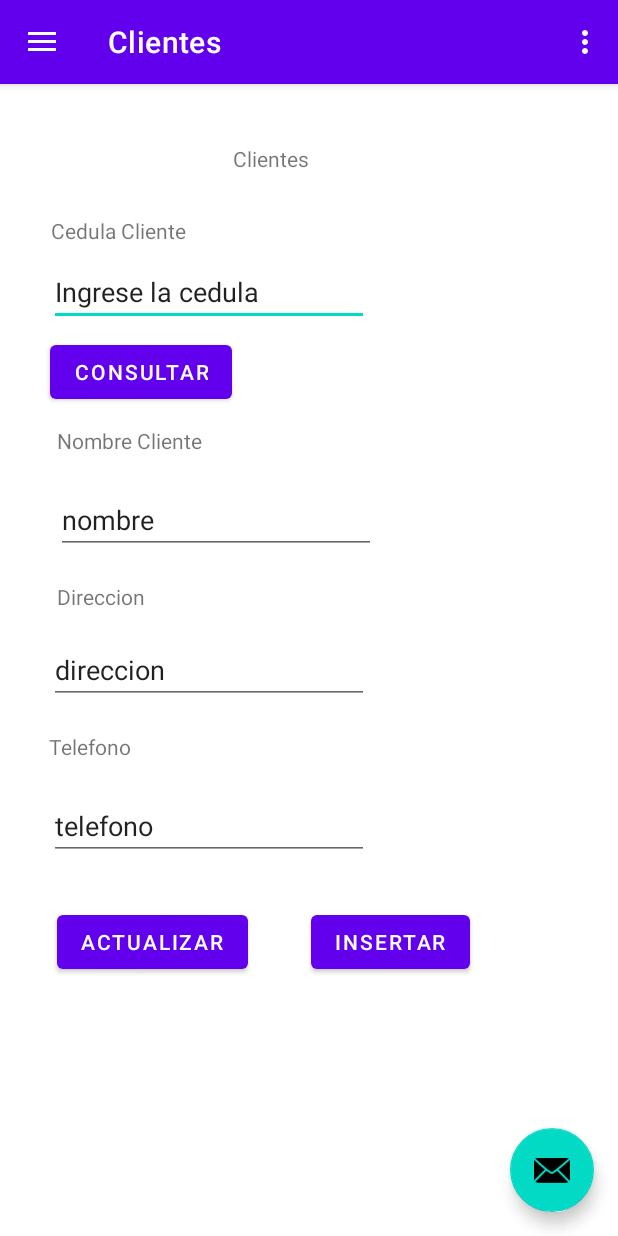
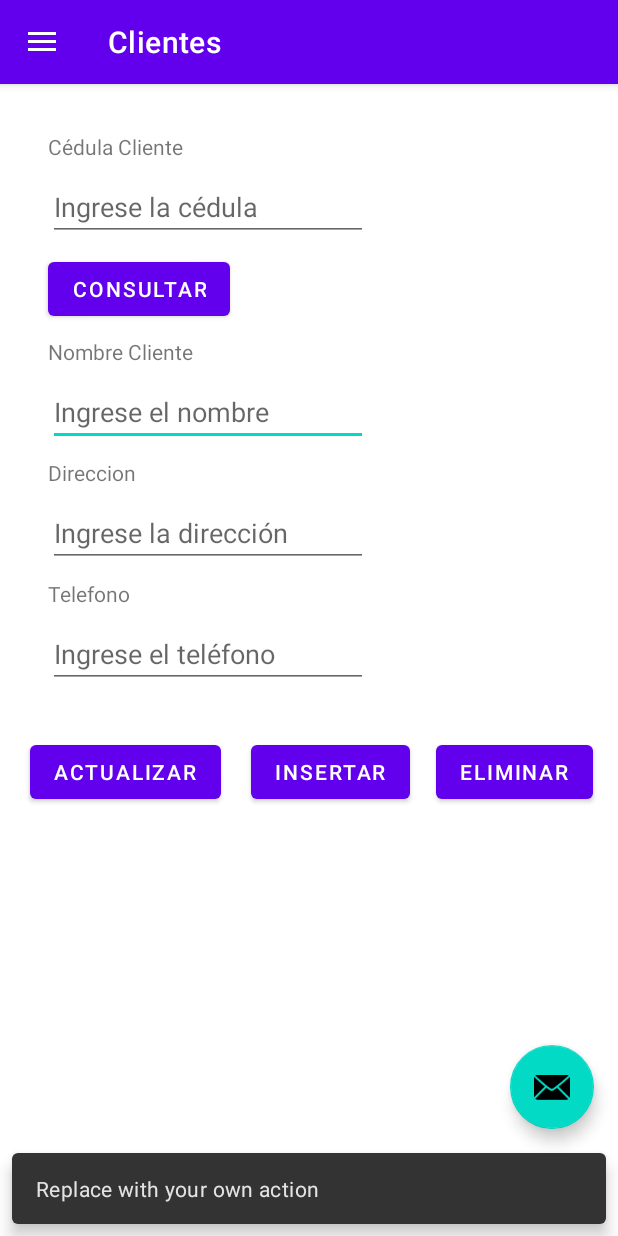
Before and after one commit to YesidCadavid421/FacFerreteria, an Android app: the screen it shows after launch (MainActivity), in the side drawer, after a tap on "Clientes", on a phone screen of 412 x 824 dp. Run offline under Robolectric (Android 15) with nearby library versions, the phone set to English and light mode, and no system bars; our stand-ins replace navigation-ui.

Commit message:
Ajustes de clientes en logica y creacion de iconos para el menu

```diff
--- /dev/null
+++ b/app/src/main/res/drawable/ic_category.xml
@@ -0,0 +1,10 @@
+<vector xmlns:android="http://schemas.android.com/apk/res/android"
+    android:width="24dp"
+    android:height="24dp"
+    android:viewportWidth="960"
+    android:viewportHeight="960"
+    android:tint="?attr/colorControlNormal">
+  <path
+      android:fillColor="@android:color/white"
+      android:pathData="M260,440L480,80L700,440L260,440ZM700,880Q625,880 572.5,827.5Q520,775 520,700Q520,625 572.5,572.5Q625,520 700,520Q775,520 827.5,572.5Q880,625 880,700Q880,775 827.5,827.5Q775,880 700,880ZM120,860L120,540L440,540L440,860L120,860ZM700,800Q742,800 771,771Q800,742 800,700Q800,658 771,629Q742,600 700,600Q658,600 629,629Q600,658 600,700Q600,742 629,771Q658,800 700,800ZM200,780L360,780L360,620L200,620L200,780ZM402,360L558,360L480,234L402,360ZM480,360L480,360L480,360L480,360ZM360,620L360,620L360,620L360,620L360,620ZM700,700Q700,700 700,700Q700,700 700,700Q700,700 700,700Q700,700 700,700Q700,700 700,700Q700,700 700,700Q700,700 700,700Q700,700 700,700Z"/>
+</vector>
--- /dev/null
+++ b/app/src/main/res/drawable/ic_group.xml
@@ -0,0 +1,10 @@
+<vector xmlns:android="http://schemas.android.com/apk/res/android"
+    android:width="24dp"
+    android:height="24dp"
+    android:viewportWidth="960"
+    android:viewportHeight="960"
+    android:tint="?attr/colorControlNormal">
+  <path
+      android:fillColor="@android:color/white"
+      android:pathData="M40,800L40,688Q40,654 57.5,625.5Q75,597 104,582Q166,551 230,535.5Q294,520 360,520Q426,520 490,535.5Q554,551 616,582Q645,597 662.5,625.5Q680,654 680,688L680,800L40,800ZM760,800L760,680Q760,636 735.5,595.5Q711,555 666,526Q717,532 762,546.5Q807,561 846,582Q882,602 901,626.5Q920,651 920,680L920,800L760,800ZM360,480Q294,480 247,433Q200,386 200,320Q200,254 247,207Q294,160 360,160Q426,160 473,207Q520,254 520,320Q520,386 473,433Q426,480 360,480ZM760,320Q760,386 713,433Q666,480 600,480Q589,480 572,477.5Q555,475 544,472Q571,440 585.5,401Q600,362 600,320Q600,278 585.5,239Q571,200 544,168Q558,163 572,161.5Q586,160 600,160Q666,160 713,207Q760,254 760,320ZM120,720L600,720L600,688Q600,677 594.5,668Q589,659 580,654Q526,627 471,613.5Q416,600 360,600Q304,600 249,613.5Q194,627 140,654Q131,659 125.5,668Q120,677 120,688L120,720ZM360,400Q393,400 416.5,376.5Q440,353 440,320Q440,287 416.5,263.5Q393,240 360,240Q327,240 303.5,263.5Q280,287 280,320Q280,353 303.5,376.5Q327,400 360,400ZM360,720L360,720L360,720Q360,720 360,720Q360,720 360,720Q360,720 360,720Q360,720 360,720Q360,720 360,720Q360,720 360,720Q360,720 360,720Q360,720 360,720L360,720ZM360,320Q360,320 360,320Q360,320 360,320Q360,320 360,320Q360,320 360,320Q360,320 360,320Q360,320 360,320Q360,320 360,320Q360,320 360,320Z"/>
+</vector>
--- /dev/null
+++ b/app/src/main/res/drawable/ic_home.xml
@@ -0,0 +1,10 @@
+<vector xmlns:android="http://schemas.android.com/apk/res/android"
+    android:width="24dp"
+    android:height="24dp"
+    android:viewportWidth="960"
+    android:viewportHeight="960"
+    android:tint="?attr/colorControlNormal">
+  <path
+      android:fillColor="@android:color/white"
+      android:pathData="M240,760L360,760L360,520L600,520L600,760L720,760L720,400L480,220L240,400L240,760ZM160,840L160,360L480,120L800,360L800,840L520,840L520,600L440,600L440,840L160,840ZM480,490L480,490L480,490L480,490L480,490L480,490L480,490L480,490L480,490L480,490Z"/>
+</vector>
--- /dev/null
+++ b/app/src/main/res/drawable/ic_list_alt.xml
@@ -0,0 +1,11 @@
+<vector xmlns:android="http://schemas.android.com/apk/res/android"
+    android:width="24dp"
+    android:height="24dp"
+    android:viewportWidth="960"
+    android:viewportHeight="960"
+    android:tint="?attr/colorControlNormal"
+    android:autoMirrored="true">
+  <path
+      android:fillColor="@android:color/white"
+      android:pathData="M320,680Q337,680 348.5,668.5Q360,657 360,640Q360,623 348.5,611.5Q337,600 320,600Q303,600 291.5,611.5Q280,623 280,640Q280,657 291.5,668.5Q303,680 320,680ZM320,520Q337,520 348.5,508.5Q360,497 360,480Q360,463 348.5,451.5Q337,440 320,440Q303,440 291.5,451.5Q280,463 280,480Q280,497 291.5,508.5Q303,520 320,520ZM320,360Q337,360 348.5,348.5Q360,337 360,320Q360,303 348.5,291.5Q337,280 320,280Q303,280 291.5,291.5Q280,303 280,320Q280,337 291.5,348.5Q303,360 320,360ZM440,680L680,680L680,600L440,600L440,680ZM440,520L680,520L680,440L440,440L440,520ZM440,360L680,360L680,280L440,280L440,360ZM200,840Q167,840 143.5,816.5Q120,793 120,760L120,200Q120,167 143.5,143.5Q167,120 200,120L760,120Q793,120 816.5,143.5Q840,167 840,200L840,760Q840,793 816.5,816.5Q793,840 760,840L200,840ZM200,760L760,760Q760,760 760,760Q760,760 760,760L760,200Q760,200 760,200Q760,200 760,200L200,200Q200,200 200,200Q200,200 200,200L200,760Q200,760 200,760Q200,760 200,760ZM200,200L200,200Q200,200 200,200Q200,200 200,200L200,760Q200,760 200,760Q200,760 200,760L200,760Q200,760 200,760Q200,760 200,760L200,200Q200,200 200,200Q200,200 200,200Z"/>
+</vector>
--- /dev/null
+++ b/app/src/main/res/drawable/ic_receipt_long.xml
@@ -0,0 +1,10 @@
+<vector xmlns:android="http://schemas.android.com/apk/res/android"
+    android:width="24dp"
+    android:height="24dp"
+    android:viewportWidth="960"
+    android:viewportHeight="960"
+    android:tint="?attr/colorControlNormal">
+  <path
+      android:fillColor="@android:color/white"
+      android:pathData="M240,880Q190,880 155,845Q120,810 120,760L120,640L240,640L240,80L300,140L360,80L420,140L480,80L540,140L600,80L660,140L720,80L780,140L840,80L840,760Q840,810 805,845Q770,880 720,880L240,880ZM720,800Q737,800 748.5,788.5Q760,777 760,760L760,200L320,200L320,640L680,640L680,760Q680,777 691.5,788.5Q703,800 720,800ZM360,360L360,280L600,280L600,360L360,360ZM360,480L360,400L600,400L600,480L360,480ZM680,360Q663,360 651.5,348.5Q640,337 640,320Q640,303 651.5,291.5Q663,280 680,280Q697,280 708.5,291.5Q720,303 720,320Q720,337 708.5,348.5Q697,360 680,360ZM680,480Q663,480 651.5,468.5Q640,457 640,440Q640,423 651.5,411.5Q663,400 680,400Q697,400 708.5,411.5Q720,423 720,440Q720,457 708.5,468.5Q697,480 680,480ZM240,800L600,800L600,720L200,720L200,760Q200,777 211.5,788.5Q223,800 240,800ZM200,800Q200,800 200,788.5Q200,777 200,760L200,720L200,720L200,800L200,800Z"/>
+</vector>
--- a/app/src/main/res/layout/fragment_clientes.xml
+++ b/app/src/main/res/layout/fragment_clientes.xml
@@ -10,149 +10,151 @@
     <!-- TODO: Update blank fragment layout -->
 
 
+    <TextView
+        android:id="@+id/textView10"
+        android:layout_width="wrap_content"
+        android:layout_height="wrap_content"
+        android:layout_marginStart="32dp"
+        android:layout_marginTop="32dp"
+        android:text="Cédula Cliente"
+        app:layout_constraintEnd_toEndOf="parent"
+        app:layout_constraintHorizontal_bias="0.0"
+        app:layout_constraintStart_toStartOf="parent"
+        app:layout_constraintTop_toTopOf="parent" />
+
+    <Button
+        android:id="@+id/btActualizar"
+        android:layout_width="wrap_content"
+        android:layout_height="wrap_content"
+        android:layout_marginStart="20dp"
+        android:layout_marginTop="32dp"
+        android:text="Actualizar"
+        app:layout_constraintStart_toStartOf="parent"
+        app:layout_constraintTop_toBottomOf="@+id/etTelefono" />
+
+    <TextView
+        android:id="@+id/textView8"
+        android:layout_width="wrap_content"
+        android:layout_height="wrap_content"
+        android:layout_marginStart="32dp"
+        android:layout_marginTop="8dp"
+        android:text="Direccion"
+        app:layout_constraintEnd_toEndOf="parent"
+        app:layout_constraintHorizontal_bias="0.0"
+        app:layout_constraintStart_toStartOf="parent"
+        app:layout_constraintTop_toBottomOf="@+id/etNombre" />
+
+    <EditText
+        android:id="@+id/etNombre"
+        android:layout_width="wrap_content"
+        android:layout_height="wrap_content"
+        android:layout_marginStart="32dp"
+        android:layout_marginTop="8dp"
+        android:ems="10"
+        android:hint="Ingrese el nombre"
+        android:inputType="text"
+        app:layout_constraintEnd_toEndOf="parent"
+        app:layout_constraintHorizontal_bias="0.0"
+        app:layout_constraintStart_toStartOf="parent"
+        app:layout_constraintTop_toBottomOf="@+id/textView7" />
+
+    <Button
+        android:id="@+id/btConsultar"
+        android:layout_width="wrap_content"
+        android:layout_height="wrap_content"
+        android:layout_marginStart="32dp"
+        android:layout_marginTop="8dp"
+        android:text="Consultar"
+        app:layout_constraintStart_toStartOf="parent"
+        app:layout_constraintTop_toBottomOf="@+id/etCedula" />
+
+    <TextView
+        android:id="@+id/textView9"
+        android:layout_width="wrap_content"
+        android:layout_height="wrap_content"
+        android:layout_marginStart="32dp"
+        android:layout_marginTop="8dp"
+        android:text="Telefono"
+        app:layout_constraintEnd_toEndOf="parent"
+        app:layout_constraintHorizontal_bias="0.0"
+        app:layout_constraintStart_toStartOf="parent"
+        app:layout_constraintTop_toBottomOf="@+id/etDireccion" />
+
     <EditText
         android:id="@+id/etCedula"
         android:layout_width="wrap_content"
         android:layout_height="wrap_content"
-        android:layout_marginTop="116dp"
+        android:layout_marginStart="32dp"
+        android:layout_marginTop="8dp"
         android:ems="10"
+        android:hint="Ingrese la cédula"
         android:inputType="text"
-        android:text="Ingrese la cedula"
         app:layout_constraintEnd_toEndOf="parent"
-        app:layout_constraintHorizontal_bias="0.164"
+        app:layout_constraintHorizontal_bias="0.0"
         app:layout_constraintStart_toStartOf="parent"
-        app:layout_constraintTop_toTopOf="parent" />
+        app:layout_constraintTop_toBottomOf="@+id/textView10" />
+
+    <Button
+        android:id="@+id/btInsertar"
+        android:layout_width="wrap_content"
+        android:layout_height="wrap_content"
+        android:layout_marginStart="20dp"
+        android:layout_marginTop="32dp"
+        android:text="Insertar"
+        app:layout_constraintStart_toEndOf="@+id/btActualizar"
+        app:layout_constraintTop_toBottomOf="@+id/etTelefono" />
+
+    <EditText
+        android:id="@+id/etDireccion"
+        android:layout_width="wrap_content"
+        android:layout_height="wrap_content"
+        android:layout_marginStart="32dp"
+        android:layout_marginTop="8dp"
+        android:ems="10"
+        android:hint="Ingrese la dirección"
+        android:inputType="text"
+        app:layout_constraintEnd_toEndOf="parent"
+        app:layout_constraintHorizontal_bias="0.0"
+        app:layout_constraintStart_toStartOf="parent"
+        app:layout_constraintTop_toBottomOf="@+id/textView8" />
 
     <TextView
-        android:id="@+id/textView10"
+        android:id="@+id/textView7"
         android:layout_width="wrap_content"
         android:layout_height="wrap_content"
-        android:layout_marginTop="88dp"
-        android:text="Cedula Cliente"
+        android:layout_marginStart="32dp"
+        android:layout_marginTop="8dp"
+        android:text="Nombre Cliente"
         app:layout_constraintEnd_toEndOf="parent"
-        app:layout_constraintHorizontal_bias="0.105"
+        app:layout_constraintHorizontal_bias="0.0"
         app:layout_constraintStart_toStartOf="parent"
-        app:layout_constraintTop_toTopOf="parent" />
+        app:layout_constraintTop_toBottomOf="@+id/btConsultar" />
 
     <EditText
         android:id="@+id/etTelefono"
         android:layout_width="wrap_content"
         android:layout_height="wrap_content"
-        android:layout_marginTop="472dp"
+        android:layout_marginStart="32dp"
+        android:layout_marginTop="8dp"
         android:ems="10"
+        android:hint="Ingrese el teléfono"
         android:inputType="text"
-        android:text="telefono"
         app:layout_constraintEnd_toEndOf="parent"
-        app:layout_constraintHorizontal_bias="0.164"
+        app:layout_constraintHorizontal_bias="0.0"
         app:layout_constraintStart_toStartOf="parent"
-        app:layout_constraintTop_toTopOf="parent" />
+        app:layout_constraintTop_toBottomOf="@+id/textView9" />
 
-    <EditText
-        android:id="@+id/etNombre"
+    <Button
+        android:id="@+id/btEliminar"
         android:layout_width="wrap_content"
         android:layout_height="wrap_content"
-        android:layout_marginTop="268dp"
-        android:ems="10"
-        android:inputType="text"
-        android:text="nombre"
+        android:layout_marginStart="20dp"
+        android:layout_marginTop="32dp"
+        android:layout_marginEnd="20dp"
+        android:text="Eliminar"
         app:layout_constraintEnd_toEndOf="parent"
-        app:layout_constraintHorizontal_bias="0.189"
-        app:layout_constraintStart_toStartOf="parent"
-        app:layout_constraintTop_toTopOf="parent" />
-
-    <TextView
-        android:id="@+id/textView8"
-        android:layout_width="wrap_content"
-        android:layout_height="wrap_content"
-        android:layout_marginTop="332dp"
-        android:text="Direccion"
-        app:layout_constraintEnd_toEndOf="parent"
-        app:layout_constraintHorizontal_bias="0.107"
-        app:layout_constraintStart_toStartOf="parent"
-        app:layout_constraintTop_toTopOf="parent" />
-
-    <TextView
-        android:id="@+id/textView9"
-        android:layout_width="wrap_content"
-        android:layout_height="wrap_content"
-        android:layout_marginTop="432dp"
-        android:text="Telefono"
-        app:layout_constraintEnd_toEndOf="parent"
-        app:layout_constraintHorizontal_bias="0.092"
-        app:layout_constraintStart_toStartOf="parent"
-        app:layout_constraintTop_toTopOf="parent" />
-
-    <TextView
-        android:id="@+id/textView6"
-        android:layout_width="wrap_content"
-        android:layout_height="wrap_content"
-        android:layout_marginTop="40dp"
-        android:text="Clientes"
-        app:layout_constraintEnd_toEndOf="parent"
-        app:layout_constraintHorizontal_bias="0.43"
-        app:layout_constraintStart_toStartOf="parent"
-        app:layout_constraintTop_toTopOf="parent"
-        tools:ignore="MissingConstraints" />
-
-    <TextView
-        android:id="@+id/textView7"
-        android:layout_width="wrap_content"
-        android:layout_height="wrap_content"
-        android:layout_marginTop="228dp"
-        android:text="Nombre Cliente"
-        app:layout_constraintEnd_toEndOf="parent"
-        app:layout_constraintHorizontal_bias="0.121"
-        app:layout_constraintStart_toStartOf="parent"
-        app:layout_constraintTop_toTopOf="parent" />
-
-    <EditText
-        android:id="@+id/etDireccion"
-        android:layout_width="wrap_content"
-        android:layout_height="wrap_content"
-        android:layout_marginTop="368dp"
-        android:ems="10"
-        android:inputType="text"
-        android:text="direccion"
-        app:layout_constraintEnd_toEndOf="parent"
-        app:layout_constraintHorizontal_bias="0.164"
-        app:layout_constraintStart_toStartOf="parent"
-        app:layout_constraintTop_toTopOf="parent" />
-
-    <Button
-        android:id="@+id/btConsultar"
-        android:layout_width="wrap_content"
-        android:layout_height="wrap_content"
-        android:layout_marginTop="168dp"
-        android:onClick="Consultar"
-        android:text="Consultar"
-        app:layout_constraintEnd_toEndOf="parent"
-        app:layout_constraintHorizontal_bias="0.114"
-        app:layout_constraintStart_toStartOf="parent"
-        app:layout_constraintTop_toTopOf="parent" />
-
-    <Button
-        android:id="@+id/button3"
-        android:layout_width="wrap_content"
-        android:layout_height="wrap_content"
-        android:layout_marginTop="548dp"
-        android:onClick="Insertar"
-        android:text="Insertar"
-        app:layout_constraintEnd_toEndOf="parent"
-        app:layout_constraintHorizontal_bias="0.677"
-        app:layout_constraintStart_toStartOf="parent"
-        app:layout_constraintTop_toTopOf="parent" />
-
-    <Button
-        android:id="@+id/button4"
-        android:layout_width="wrap_content"
-        android:layout_height="wrap_content"
-        android:layout_marginTop="548dp"
-        android:text="Actualizar"
-        app:layout_constraintEnd_toEndOf="parent"
-        app:layout_constraintHorizontal_bias="0.134"
-        app:layout_constraintStart_toStartOf="parent"
-        app:layout_constraintTop_toTopOf="parent" />
-
+        app:layout_constraintStart_toEndOf="@+id/btInsertar"
+        app:layout_constraintTop_toBottomOf="@+id/etTelefono" />
 
 
 </androidx.constraintlayout.widget.ConstraintLayout>
--- a/app/src/main/res/menu/activity_main_drawer.xml
+++ b/app/src/main/res/menu/activity_main_drawer.xml
@@ -6,23 +6,23 @@
     <group android:checkableBehavior="single">
         <item
             android:id="@+id/nav_home"
-            android:icon="@drawable/ic_menu_camera"
+            android:icon="@drawable/ic_home"
             android:title="@string/menu_home" />
         <item
             android:id="@+id/nav_Clientes"
-            android:icon="@drawable/ic_menu_gallery"
+            android:icon="@drawable/ic_group"
             android:title="Clientes" />
         <item
             android:id="@+id/nav_Pedidos"
-            android:icon="@drawable/ic_menu_slideshow"
+            android:icon="@drawable/ic_list_alt"
             android:title="Pedidos" />
         <item
             android:id="@+id/nav_Productos"
-            android:icon="@drawable/ic_menu_slideshow"
+            android:icon="@drawable/ic_category"
             android:title="Productos" />
         <item
             android:id="@+id/nav_Facturas"
-            android:icon="@drawable/ic_menu_slideshow"
+            android:icon="@drawable/ic_receipt_long"
             android:title="Facturas" />
 
     </group>
--- a/app/src/main/res/menu/main.xml
+++ b/app/src/main/res/menu/main.xml
@@ -1,9 +1,3 @@
 <?xml version="1.0" encoding="utf-8"?>
 <menu xmlns:android="http://schemas.android.com/apk/res/android"
-    xmlns:app="http://schemas.android.com/apk/res-auto">
-    <item
-        android:id="@+id/action_settings"
-        android:orderInCategory="100"
-        android:title="@string/action_settings"
-        app:showAsAction="never" />
-</menu>
+    xmlns:app="http://schemas.android.com/apk/res-auto"/>
```
Also changed, not shown: app/src/main/java/com/example/facfereteria/Clientes.java (+198 -46 lines), app/src/main/java/com/example/facfereteria/MainActivity.java (+0 -62 lines).
